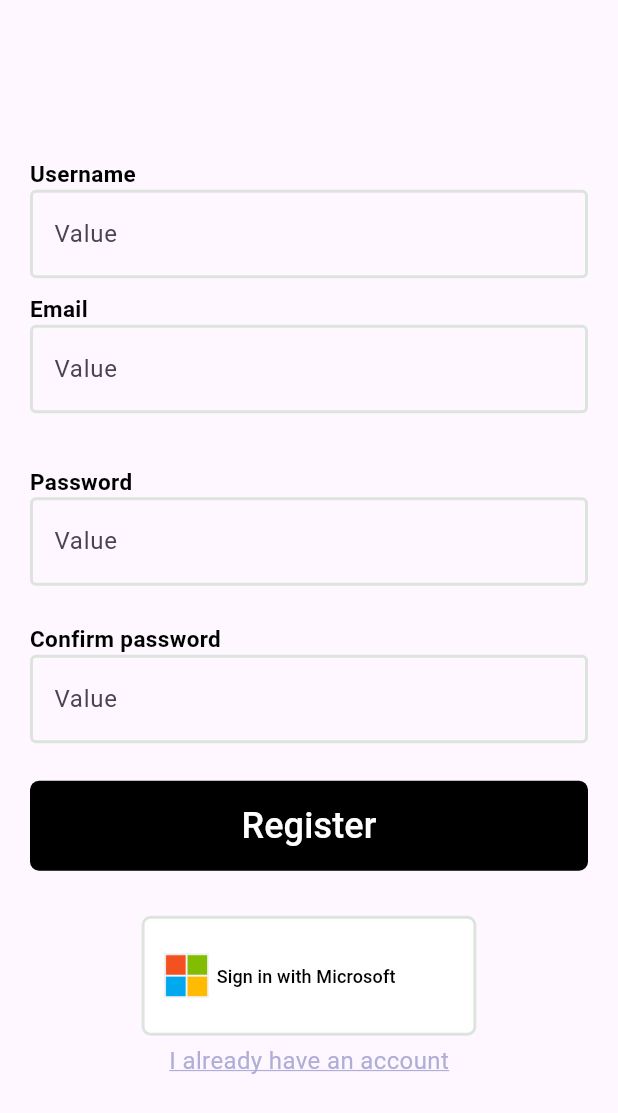
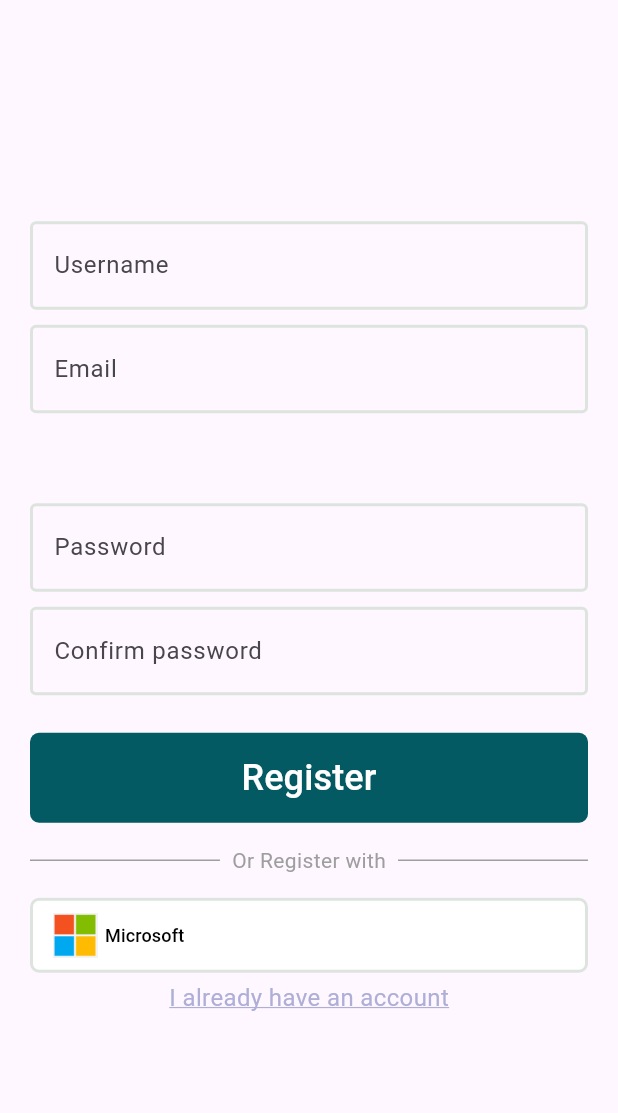
Before and after one commit to ASM-Studios/AREA, a Flutter app: the RegisterPage screen opened by its route, on a phone screen of 412 x 824 dp. Shown: the top 1113 px of the screen. Run offline on Flutter 3.47's test engine with Material 3 defaults, Android fonts, the phone set to English and light mode, and no system bars; our stand-ins replace flutter_dotenv, flutter_secure_storage, go_router; missing offline and left inert: aad_oauth, flutter_appauth; accounts and stored records are empty; network calls fail; Roboto replaces fonts that are missing (CoolveticaCondensed, MulishSemiBold).

Commit message:
fix(login): removed unnecessaries labels and added divider widget for oauth register

```diff
--- a/client_mobile/lib/pages/auth/register.dart
+++ b/client_mobile/lib/pages/auth/register.dart
@@ -3,9 +3,9 @@ import 'package:client_mobile/services/microsoft/microsoft_auth_service.dart';
 import 'package:client_mobile/tools/utils.dart';
 import 'package:client_mobile/widgets/button.dart';
 import 'package:client_mobile/widgets/clickable_text.dart';
+import 'package:client_mobile/widgets/divider_with_text.dart';
 import 'package:client_mobile/widgets/form_field.dart';
 import 'package:client_mobile/widgets/sign_in_button.dart';
-import 'package:client_mobile/widgets/simple_text.dart';
 import 'package:flutter/material.dart';
 import 'package:flutter_appauth/flutter_appauth.dart';
 import 'package:go_router/go_router.dart';
@@ -19,6 +19,7 @@ class RegisterPage extends StatefulWidget {
 class _RegisterPageState extends State<RegisterPage> {
   final String callbackUrlScheme = 'my.area.app';
   String get spotifyRedirectUrlMobile => '$callbackUrlScheme://callback';
+  bool isLoggingViaOauth = false;
 
   final String clientId = dotenv.env["VITE_SPOTIFY_CLIENT_ID"] ?? "";
   final appAuth = const FlutterAppAuth();
@@ -30,6 +31,37 @@ class _RegisterPageState extends State<RegisterPage> {
   final TextEditingController passwordController = TextEditingController();
   final TextEditingController confirmPasswordController =
       TextEditingController();
+
+  void handleMicrosoftOAuth() async {
+    if (!isLoggingViaOauth) {
+      isLoggingViaOauth = true;
+      bool isRegistered =
+          await MicrosoftAuthService.auth(context, signUp: true);
+
+      if (!mounted) {
+        isLoggingViaOauth = false;
+        return;
+      }
+
+      if (isRegistered) {
+          ScaffoldMessenger.of(context).showSnackBar(
+            const SnackBar(
+              content: Text("Microsoft link avec succès !"),
+              backgroundColor: Colors.black,
+            ),
+          );
+          context.pushReplacement("/dashboard");
+      } else {
+        ScaffoldMessenger.of(context).showSnackBar(
+          const SnackBar(
+            content: Text("Microsoft authentification failed."),
+            backgroundColor: Colors.red,
+          ),
+        );
+      }
+      isLoggingViaOauth = false;
+    }
+  }
 
   @override
   Widget build(BuildContext context) {
@@ -44,24 +76,16 @@ class _RegisterPageState extends State<RegisterPage> {
               mainAxisAlignment: MainAxisAlignment.center,
               crossAxisAlignment: CrossAxisAlignment.start,
               children: [
-                const SimpleText(
-                  "Username",
-                  bold: true,
-                ),
                 AreaFormField(
-                    label: "Value",
+                    label: "Username",
                     controller: userController,
                     validator: (user) {
                       if (user == null || user.isEmpty)
                         return "Please input your username.";
                       return (null);
                     }),
-                const SimpleText(
-                  "Email",
-                  bold: true,
-                ),
                 AreaFormField(
-                  label: "Value",
+                  label: "Email",
                   controller: emailController,
                   validator: (email) {
                     if (email == null || email.isEmpty) {
@@ -73,10 +97,9 @@ class _RegisterPageState extends State<RegisterPage> {
                     return (null);
                   },
                 ),
-                const SizedBox(height: 25),
-                const SimpleText("Password", bold: true),
+                const SizedBox(height: 50),
                 AreaFormField(
-                  label: "Value",
+                  label: "Password",
                   controller: passwordController,
                   validator: (password) {
                     if (password == null || password.isEmpty) {
@@ -87,10 +110,8 @@ class _RegisterPageState extends State<RegisterPage> {
                     return (null);
                   },
                 ),
-                const SizedBox(height: 15),
-                const SimpleText("Confirm password", bold: true),
                 AreaFormField(
-                  label: "Value",
+                  label: "Confirm password",
                   controller: confirmPasswordController,
                   validator: (password) {
                     if (password == null || password.isEmpty) {
@@ -120,37 +141,17 @@ class _RegisterPageState extends State<RegisterPage> {
                         }
                       }
                     },
-                    color: Colors.black,
+                  color: const Color(0XFF035a63)
                   ),
                 ),
-                const SizedBox(height: 30),
+                const SizedBox(height: 15),
+                const DividerWithText(label: "Or Register with"),
+                const SizedBox(height: 15),
                 Align(
                   alignment: Alignment.center,
                   child: SignInButton(
-                    onPressed: () async {
-                      bool isRegistered = await MicrosoftAuthService.auth(
-                          context,
-                          signUp: true);
-                      if (isRegistered) {
-                        if (context.mounted) {
-                          ScaffoldMessenger.of(context).showSnackBar(
-                            const SnackBar(
-                              content: Text("Microsoft link avec succès !"),
-                              backgroundColor: Colors.black,
-                            ),
-                          );
-                          context.pushReplacement("/dashboard");
-                        }
-                      } else {
-                        ScaffoldMessenger.of(context).showSnackBar(
-                          const SnackBar(
-                            content: Text("Microsoft authentification failed."),
-                            backgroundColor: Colors.red,
-                          ),
-                        );
-                      }
-                    },
-                    label: "Sign in with Microsoft",
+                    onPressed: handleMicrosoftOAuth,
+                    label: "Microsoft",
                     image: Image.asset(
                       "assets/images/microsoft.png",
                       width: 40,
--- a/client_mobile/lib/pages/dashboard/dashboard.dart
+++ b/client_mobile/lib/pages/dashboard/dashboard.dart
@@ -3,6 +3,8 @@ import 'package:client_mobile/pages/dashboard/workflow.dart';
 import 'package:flutter/material.dart';
 
 class DashboardPage extends StatefulWidget {
+  const DashboardPage({super.key});
+
   @override
   _DashboardPageState createState() => _DashboardPageState();
 }
@@ -11,8 +13,8 @@ class _DashboardPageState extends State<DashboardPage> {
   int _currentIndex = 0;
 
   final List<Widget> _pages = [
-    WorkflowPage(),
-    ServiceConnectionPage(),
+    const WorkflowPage(),
+    const ServiceConnectionPage(),
   ];
 
   void _onTabTapped(int index) {
--- /dev/null
+++ b/client_mobile/lib/widgets/divider_with_text.dart
@@ -0,0 +1,34 @@
+import 'package:flutter/material.dart';
+
+class DividerWithText extends StatelessWidget {
+  const DividerWithText({super.key, required this.label});
+
+  final String label;
+
+  @override
+  Widget build(BuildContext context) {
+    return Row(
+      children: [
+        const Expanded(
+          child: Divider(
+            color: Colors.grey,
+            thickness: 1,
+          ),
+        ),
+        Padding(
+          padding: const EdgeInsets.symmetric(horizontal: 8.0),
+          child: Text(
+            label,
+            style: const TextStyle(color: Colors.grey),
+          ),
+        ),
+        const Expanded(
+          child: Divider(
+            color: Colors.grey,
+            thickness: 1,
+          ),
+        ),
+      ],
+    );
+  }
+}
--- a/client_mobile/lib/widgets/sign_in_button.dart
+++ b/client_mobile/lib/widgets/sign_in_button.dart
@@ -1,7 +1,7 @@
 import 'package:flutter/material.dart';
 
 class SignInButton extends StatelessWidget {
-  SignInButton(
+  const SignInButton(
       {super.key, required this.label, this.image, this.onPressed});
 
   final String label;
@@ -10,9 +10,7 @@ class SignInButton extends StatelessWidget {
 
   @override
   Widget build(BuildContext context) {
-    return FractionallySizedBox(
-      widthFactor: 0.6,
-      child: FilledButton(
+    return FilledButton(
         onPressed: onPressed ?? () {},
         style: ButtonStyle(
           padding: const WidgetStatePropertyAll(EdgeInsets.all(10)),
@@ -25,9 +23,6 @@ class SignInButton extends StatelessWidget {
                 width: 2.0,
               ),
             ),
-          ),
-          fixedSize: const WidgetStatePropertyAll(
-            Size(double.infinity, 80),
           ),
         ),
         child: Row(
@@ -44,7 +39,6 @@ class SignInButton extends StatelessWidget {
             ),
           ],
         ),
-      ),
-    );
+      );
   }
 }
```
Also changed, not shown: client_mobile/lib/pages/auth/login.dart (+43 -34 lines).
